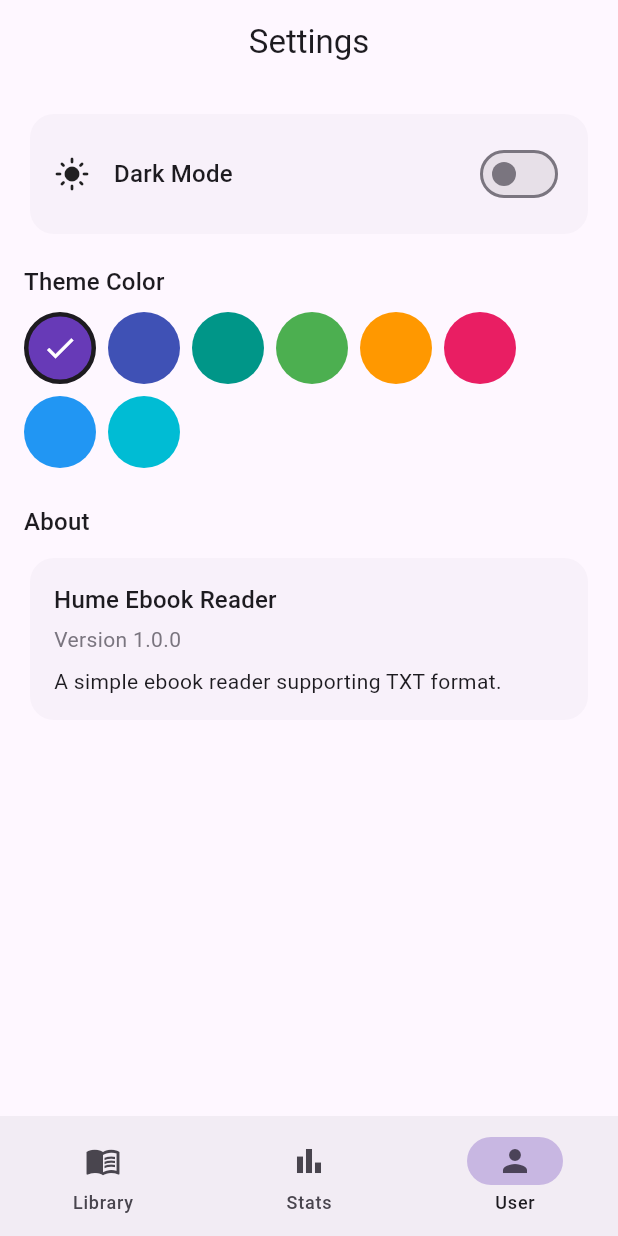
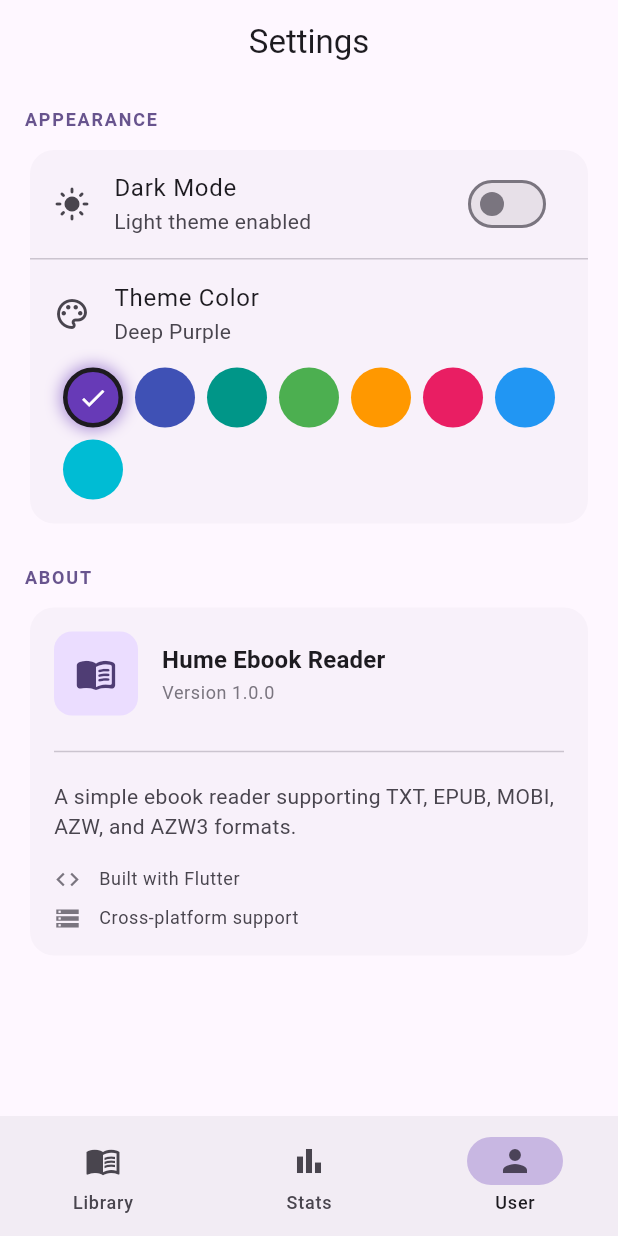
Before and after one commit to EdwardJoke/HumeReader, a Flutter app: the screen it shows after launch, item 3 of the bottom bar chosen, on a phone screen of 412 x 824 dp. Run offline on Flutter 3.47's test engine with Material 3 defaults, Android fonts, the phone set to English and light mode, and no system bars; our stand-ins replace file_picker, flutter_html, shared_preferences; missing offline and left inert: dart_mobi, desktop_drop, epubx, window_manager.

Commit message:
Standardize User screen UI with Material Design patterns

```diff
--- a/lib/screens/user_screen.dart
+++ b/lib/screens/user_screen.dart
@@ -12,6 +12,8 @@
 class _UserScreenState extends State<UserScreen> {
   @override
   Widget build(BuildContext context) {
+    final colorScheme = Theme.of(context).colorScheme;
+
     return AnimatedBuilder(
       animation: themeProvider,
       builder: (context, child) {
@@ -20,41 +22,38 @@
           body: ListView(
             padding: const EdgeInsets.all(16),
             children: [
+              // Appearance Section
+              _buildSectionHeader(context, 'Appearance'),
+              const SizedBox(height: 8),
               Card(
-                child: Padding(
-                  padding: const EdgeInsets.all(16),
-                  child: Row(
-                    mainAxisAlignment: MainAxisAlignment.spaceBetween,
+                child: Column(
                   children: [
-                      Row(
-                        children: [
-                          Icon(
+                    // Dark Mode Toggle
+                    SwitchListTile(
+                      secondary: Icon(
                         themeProvider.isDarkMode
                             ? Icons.dark_mode
                             : Icons.light_mode,
                       ),
-                          const SizedBox(width: 16),
-                          Text(
-                            'Dark Mode',
-                            style: Theme.of(context).textTheme.titleMedium,
+                      title: const Text('Dark Mode'),
+                      subtitle: Text(
+                        themeProvider.isDarkMode
+                            ? 'Dark theme enabled'
+                            : 'Light theme enabled',
                       ),
-                        ],
+                      value: themeProvider.isDarkMode,
+                      onChanged: (value) => themeProvider.toggleTheme(value),
                     ),
-                      Switch(
-                        value: themeProvider.isDarkMode,
-                        onChanged: themeProvider.toggleTheme,
+                    const Divider(height: 1),
+                    // Theme Color
+                    ListTile(
+                      leading: const Icon(Icons.palette_outlined),
+                      title: const Text('Theme Color'),
+                      subtitle: Text(themeProvider.selectedColor.label),
                     ),
-                    ],
-                  ),
-                ),
-              ),
-              const SizedBox(height: 16),
-              Text(
-                'Theme Color',
-                style: Theme.of(context).textTheme.titleMedium,
-              ),
-              const SizedBox(height: 8),
-              Wrap(
+                    Padding(
+                      padding: const EdgeInsets.fromLTRB(16, 0, 16, 16),
+                      child: Wrap(
                         spacing: 8,
                         runSpacing: 8,
                         children: ColorSeed.values.map((color) {
@@ -62,27 +61,45 @@
                           return GestureDetector(
                             onTap: () => themeProvider.selectColor(color),
                             child: Container(
-                      width: 48,
-                      height: 48,
+                              width: 40,
+                              height: 40,
                               decoration: BoxDecoration(
                                 color: color.color,
                                 shape: BoxShape.circle,
                                 border: isSelected
                                     ? Border.all(
-                                color: Theme.of(context).colorScheme.onSurface,
+                                        color: colorScheme.onSurface,
                                         width: 3,
                                       )
                                     : null,
+                                boxShadow: isSelected
+                                    ? [
+                                        BoxShadow(
+                                          color: color.color.withValues(alpha: 0.5),
+                                          blurRadius: 8,
+                                          spreadRadius: 2,
+                                        ),
+                                      ]
+                                    : null,
                               ),
                               child: isSelected
-                          ? const Icon(Icons.check, color: Colors.white)
+                                  ? const Icon(
+                                      Icons.check,
+                                      color: Colors.white,
+                                      size: 20,
+                                    )
                                   : null,
                             ),
                           );
                         }).toList(),
                       ),
+                    ),
+                  ],
+                ),
+              ),
               const SizedBox(height: 24),
-              Text('About', style: Theme.of(context).textTheme.titleMedium),
+              // About Section
+              _buildSectionHeader(context, 'About'),
               const SizedBox(height: 8),
               Card(
                 child: Padding(
@@ -90,21 +107,65 @@
                   child: Column(
                     crossAxisAlignment: CrossAxisAlignment.start,
                     children: [
+                      Row(
+                        children: [
+                          Container(
+                            width: 56,
+                            height: 56,
+                            decoration: BoxDecoration(
+                              color: colorScheme.primaryContainer,
+                              borderRadius: BorderRadius.circular(12),
+                            ),
+                            child: Icon(
+                              Icons.menu_book_rounded,
+                              color: colorScheme.onPrimaryContainer,
+                              size: 28,
+                            ),
+                          ),
+                          const SizedBox(width: 16),
+                          Expanded(
+                            child: Column(
+                              crossAxisAlignment: CrossAxisAlignment.start,
+                              children: [
                                 Text(
                                   'Hume Ebook Reader',
-                        style: Theme.of(context).textTheme.titleMedium,
+                                  style: Theme.of(context).textTheme.titleMedium?.copyWith(
+                                    fontWeight: FontWeight.w600,
                                   ),
-                      const SizedBox(height: 4),
+                                ),
+                                const SizedBox(height: 2),
                                 Text(
                                   'Version 1.0.0',
-                        style: Theme.of(context).textTheme.bodyMedium?.copyWith(
-                          color: Theme.of(context).colorScheme.outline,
+                                  style: Theme.of(context).textTheme.bodySmall?.copyWith(
+                                    color: colorScheme.outline,
                                   ),
                                 ),
+                              ],
+                            ),
+                          ),
+                        ],
+                      ),
+                      const SizedBox(height: 16),
+                      const Divider(),
+                      const SizedBox(height: 12),
+                      Text(
+                        'A simple ebook reader supporting TXT, EPUB, MOBI, AZW, and AZW3 formats.',
+                        style: Theme.of(context).textTheme.bodyMedium?.copyWith(
+                          color: colorScheme.onSurfaceVariant,
+                        ),
+                      ),
+                      const SizedBox(height: 16),
+                      // Additional info rows
+                      _buildInfoRow(
+                        context,
+                        Icons.code,
+                        'Built with Flutter',
+                      ),
                       const SizedBox(height: 8),
-                      Text(
-                        'A simple ebook reader supporting TXT format.',
-                        style: Theme.of(context).textTheme.bodyMedium,
+                      _buildInfoRow(
+                        context,
+                        Icons.storage_outlined,
+                        'Cross-platform support',
                       ),
                     ],
                   ),
@@ -116,4 +177,37 @@
       },
     );
   }
+
+  Widget _buildSectionHeader(BuildContext context, String title) {
+    return Text(
+      title.toUpperCase(),
+      style: Theme.of(context).textTheme.labelMedium?.copyWith(
+        color: Theme.of(context).colorScheme.primary,
+        fontWeight: FontWeight.w600,
+        letterSpacing: 1.2,
+      ),
+    );
   }
+
+  Widget _buildInfoRow(BuildContext context, IconData icon, String text) {
+    final colorScheme = Theme.of(context).colorScheme;
+    return Row(
+      children: [
+        Icon(
+          icon,
+          size: 18,
+          color: colorScheme.outline,
+        ),
+        const SizedBox(width: 12),
+        Expanded(
+          child: Text(
+            text,
+            style: Theme.of(context).textTheme.bodySmall?.copyWith(
+              color: colorScheme.onSurfaceVariant,
+            ),
+          ),
+        ),
+      ],
+    );
+  }
+}
```
Lines whose indentation alone changed are shown as unchanged.
